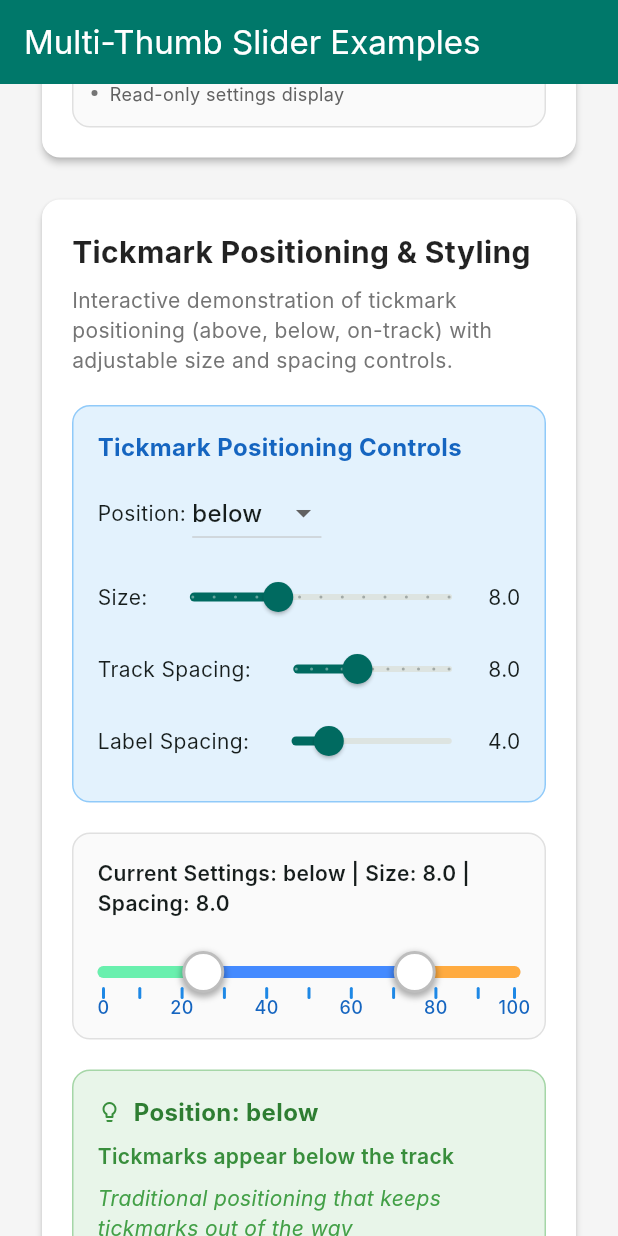
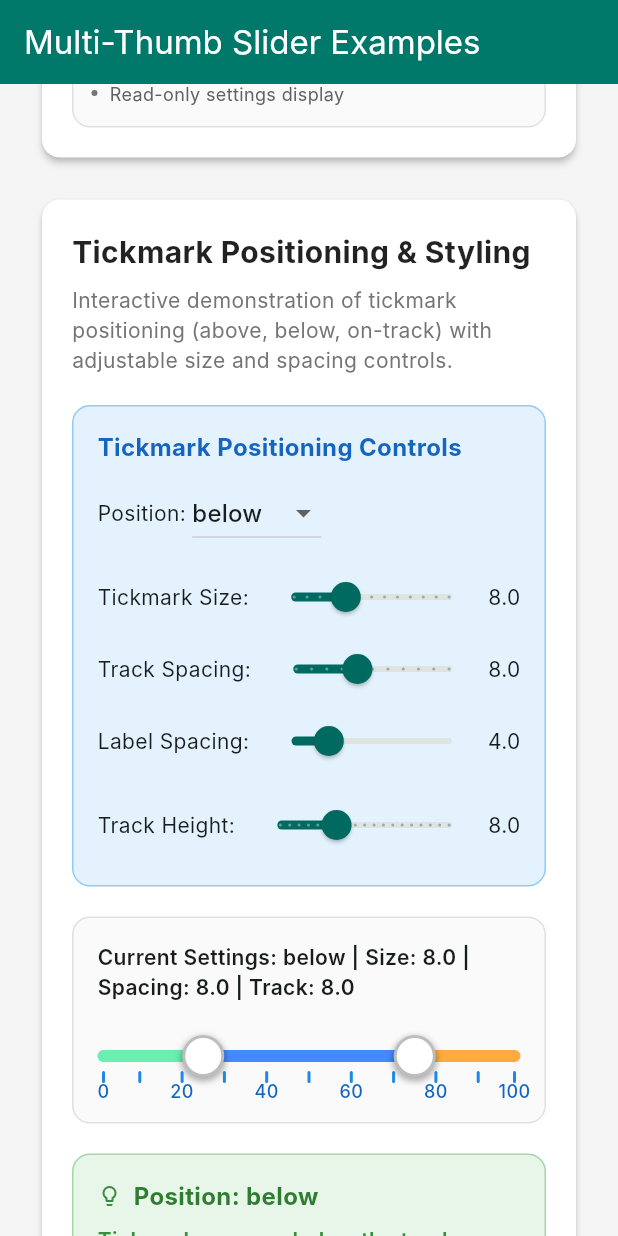
Before and after one commit to Protoss78/multi_thumb_slider, a Flutter app: the screen it shows after launch, scrolled down 3456 dp, on a phone screen of 412 x 824 dp. Run offline on Flutter 3.47's test engine with Material 3 defaults, Android fonts, the light colour scheme and no system bars; Roboto replaces fonts that are missing (Inter).

Commit message:
Added dynamic track height

```diff
--- a/example/lib/widgets/examples/dan_rank_example_widget.dart
+++ b/example/lib/widgets/examples/dan_rank_example_widget.dart
@@ -44,6 +44,7 @@ class _DanRankExampleWidgetState extends State<DanRankExampleWidget> {
       min: DanRank.firstDan,
       max: DanRank.tenthDan,
       allPossibleValues: DanRank.values,
+      trackHeight: 8.0,
       showTickmarks: true,
       tickmarkColor: SliderColorSchemes.danTooltipColor,
       tickmarkSize: 8.0,
--- a/example/lib/widgets/examples/tickmark_positioning_example_widget.dart
+++ b/example/lib/widgets/examples/tickmark_positioning_example_widget.dart
@@ -18,6 +18,7 @@ class _TickmarkPositioningExampleWidgetState
   double _tickmarkSize = 8.0;
   double _tickmarkSpacing = 8.0;
   double _labelSpacing = 4.0;
+  double _trackHeight = 8.0;
 
   @override
   Widget build(BuildContext context) {
@@ -34,6 +35,12 @@ class _TickmarkPositioningExampleWidgetState
 
   /// Builds the control panel for adjusting tickmark settings
   Widget _buildControls() {
+    // Ensure all variables are valid numbers
+    final tickmarkSize = _tickmarkSize.isFinite ? _tickmarkSize : 8.0;
+    final tickmarkSpacing = _tickmarkSpacing.isFinite ? _tickmarkSpacing : 8.0;
+    final labelSpacing = _labelSpacing.isFinite ? _labelSpacing : 4.0;
+    final trackHeight = _trackHeight.isFinite ? _trackHeight : 8.0;
+
     return Container(
       padding: const EdgeInsets.all(16),
       decoration: BoxDecoration(
@@ -84,20 +91,20 @@ class _TickmarkPositioningExampleWidgetState
           Row(
             children: [
               Text(
-                'Size: ',
+                'Tickmark Size: ',
                 style: TextStyle(fontSize: AppConstants.captionFontSize),
               ),
               Expanded(
                 child: Slider(
-                  value: _tickmarkSize,
+                  value: tickmarkSize,
                   min: 4.0,
                   max: 16.0,
                   divisions: 12,
-                  label: _tickmarkSize.toStringAsFixed(1),
+                  label: tickmarkSize.toStringAsFixed(1),
                   onChanged: (value) => setState(() => _tickmarkSize = value),
                 ),
               ),
-              Text(_tickmarkSize.toStringAsFixed(1)),
+              Text(tickmarkSize.toStringAsFixed(1)),
             ],
           ),
 
@@ -110,16 +117,16 @@ class _TickmarkPositioningExampleWidgetState
               ),
               Expanded(
                 child: Slider(
-                  value: _tickmarkSpacing,
+                  value: tickmarkSpacing,
                   min: 0.0,
                   max: 20.0,
                   divisions: 10,
-                  label: _tickmarkSpacing.toStringAsFixed(1),
+                  label: tickmarkSpacing.toStringAsFixed(1),
                   onChanged: (value) =>
                       setState(() => _tickmarkSpacing = value),
                 ),
               ),
-              Text(_tickmarkSpacing.toStringAsFixed(1)),
+              Text(tickmarkSpacing.toStringAsFixed(1)),
             ],
           ),
 
@@ -131,15 +138,38 @@ class _TickmarkPositioningExampleWidgetState
               ),
               Expanded(
                 child: Slider(
-                  value: _labelSpacing,
+                  value: labelSpacing,
                   min: 0.0,
                   max: 20.0,
                   divisions: 18,
-                  label: _labelSpacing.toStringAsFixed(1),
+                  label: labelSpacing.toStringAsFixed(1),
                   onChanged: (value) => setState(() => _labelSpacing = value),
                 ),
               ),
-              Text(_labelSpacing.toStringAsFixed(1)),
+              Text(labelSpacing.toStringAsFixed(1)),
+            ],
+          ),
+
+          const SizedBox(height: AppConstants.itemSpacing),
+
+          // Track height slider
+          Row(
+            children: [
+              Text(
+                'Track Height: ',
+                style: TextStyle(fontSize: AppConstants.captionFontSize),
+              ),
+              Expanded(
+                child: Slider(
+                  value: trackHeight,
+                  min: 2.0,
+                  max: 20.0,
+                  divisions: 18,
+                  label: trackHeight.toStringAsFixed(1),
+                  onChanged: (value) => setState(() => _trackHeight = value),
+                ),
+              ),
+              Text(trackHeight.toStringAsFixed(1)),
             ],
           ),
         ],
@@ -159,7 +189,7 @@ class _TickmarkPositioningExampleWidgetState
       child: Column(
         children: [
           Text(
-            'Current Settings: ${_tickmarkPosition.name} | Size: ${_tickmarkSize.toStringAsFixed(1)} | Spacing: ${_tickmarkSpacing.toStringAsFixed(1)}',
+            'Current Settings: ${_tickmarkPosition.name} | Size: ${_tickmarkSize.toStringAsFixed(1)} | Spacing: ${_tickmarkSpacing.toStringAsFixed(1)} | Track: ${_trackHeight.toStringAsFixed(1)}',
             style: TextStyle(
               fontSize: AppConstants.captionFontSize,
               fontWeight: FontWeight.w600,
@@ -171,6 +201,7 @@ class _TickmarkPositioningExampleWidgetState
             min: 0,
             max: 100,
             height: 16.0,
+            trackHeight: _trackHeight,
             onChanged: (newValues) => setState(() => _values = newValues),
             showTickmarks: true,
             tickmarkColor: Colors.blue[600]!,
--- a/lib/src/custom_multi_thumb_slider.dart
+++ b/lib/src/custom_multi_thumb_slider.dart
@@ -1,5 +1,4 @@
 import 'package:flutter/material.dart';
-import 'package:logger/logger.dart';
 import 'constants.dart';
 import 'value_type_handler.dart';
 import 'position_calculator.dart';
@@ -67,6 +66,9 @@ class CustomMultiThumbSlider<T> extends StatefulWidget {
 
   /// The height of the slider track.
   final double height;
+
+  /// The height of the slider track bar (the actual track thickness).
+  final double trackHeight;
 
   /// The color of the slider track background.
   final Color trackColor;
@@ -168,6 +170,7 @@ class CustomMultiThumbSlider<T> extends StatefulWidget {
     required this.min,
     required this.max,
     this.height = SliderConstants.defaultHeight,
+    this.trackHeight = SliderConstants.defaultTrackHeight,
     this.trackColor = SliderConstants.defaultTrackColor,
     this.rangeColors = SliderConstants.defaultRangeColors,
     this.thumbColor = SliderConstants.defaultThumbColor,
@@ -203,6 +206,7 @@ class CustomMultiThumbSlider<T> extends StatefulWidget {
     int min = 0,
     int max = 100,
     double height = SliderConstants.defaultHeight,
+    double trackHeight = SliderConstants.defaultTrackHeight,
     Color trackColor = SliderConstants.defaultTrackColor,
     List<Color> rangeColors = SliderConstants.defaultRangeColors,
     Color thumbColor = SliderConstants.defaultThumbColor,
@@ -232,6 +236,7 @@ class CustomMultiThumbSlider<T> extends StatefulWidget {
       min: min,
       max: max,
       height: height,
+      trackHeight: trackHeight,
       trackColor: trackColor,
       rangeColors: rangeColors,
       thumbColor: thumbColor,
@@ -268,6 +273,7 @@ class CustomMultiThumbSlider<T> extends StatefulWidget {
     required T max,
     required List<T> allPossibleValues,
     double height = SliderConstants.defaultHeight,
+    double trackHeight = SliderConstants.defaultTrackHeight,
     Color trackColor = SliderConstants.defaultTrackColor,
     List<Color> rangeColors = SliderConstants.defaultRangeColors,
     Color thumbColor = SliderConstants.defaultThumbColor,
@@ -297,6 +303,7 @@ class CustomMultiThumbSlider<T> extends StatefulWidget {
       min: min,
       max: max,
       height: height,
+      trackHeight: trackHeight,
       trackColor: trackColor,
       rangeColors: rangeColors,
       thumbColor: thumbColor,
@@ -342,9 +349,6 @@ class _CustomMultiThumbSliderState<T> extends State<CustomMultiThumbSlider<T>> {
 
   /// Position calculator for handling positioning logic
   late final PositionCalculator _positionCalculator;
-
-  /// Logger instance for debug logging
-  final Logger _logger = Logger();
 
   @override
   void initState() {
@@ -394,99 +398,48 @@ class _CustomMultiThumbSliderState<T> extends State<CustomMultiThumbSlider<T>> {
 
   /// Calculates the total height needed for the slider based on tickmark positioning
   double _calculateSliderHeight() {
-    _logger.d('=== _calculateSliderHeight() called ===');
-    _logger.d('Base height: ${widget.height}');
-    _logger.d('Show tickmarks: ${widget.showTickmarks}');
-
     if (!widget.showTickmarks) {
-      _logger.d('No tickmarks shown, returning base height: ${widget.height}');
       return widget.height;
     }
-
-    _logger.d('Tickmark position: ${widget.tickmarkPosition}');
-    _logger.d('Tickmark size: ${widget.tickmarkSize}');
-    _logger.d('Tickmark spacing: ${widget.tickmarkSpacing}');
-    _logger.d('Show tickmark labels: ${widget.showTickmarkLabels}');
-    _logger.d('Label spacing: ${widget.labelSpacing}');
-
     double additionalHeight = 0.0;
 
     switch (widget.tickmarkPosition) {
       case TickmarkPosition.above:
-        _logger.d('--- Processing ABOVE positioning ---');
         // For above positioning, we need height for both tickmarks and labels above the track
         additionalHeight = widget.tickmarkSize + widget.tickmarkSpacing;
-        _logger.d(
-          'Initial additional height (tickmark + spacing): $additionalHeight',
-        );
 
         if (widget.showTickmarkLabels) {
           final double labelHeight = 20.0;
           final double labelAdditionalHeight =
               labelHeight + widget.labelSpacing;
           additionalHeight += labelAdditionalHeight;
-          _logger.d(
-            'Labels enabled - adding label height ($labelHeight) + label spacing (${widget.labelSpacing}) = $labelAdditionalHeight',
-          );
-          _logger.d('Total additional height for ABOVE: $additionalHeight');
-        } else {
-          _logger.d('Labels disabled - no additional height for labels');
         }
         break;
 
       case TickmarkPosition.below:
-        _logger.d('--- Processing BELOW positioning ---');
         // For below positioning, we need height for both tickmarks and labels below the track
         additionalHeight = widget.tickmarkSize + widget.tickmarkSpacing;
-        _logger.d(
-          'Initial additional height (tickmark + spacing): $additionalHeight',
-        );
 
         if (widget.showTickmarkLabels) {
           final double labelHeight = 20.0;
           final double labelAdditionalHeight =
               labelHeight + widget.labelSpacing;
           additionalHeight += labelAdditionalHeight;
-          _logger.d(
-            'Labels enabled - adding label height ($labelHeight) + label spacing (${widget.labelSpacing}) = $labelAdditionalHeight',
-          );
-          _logger.d('Total additional height for BELOW: $additionalHeight');
-        } else {
-          _logger.d('Labels disabled - no additional height for labels');
         }
         break;
 
       case TickmarkPosition.onTrack:
-        _logger.d('--- Processing ON_TRACK positioning ---');
         // On-track tickmarks don't add extra height, but labels might
         if (widget.showTickmarkLabels) {
           final double labelHeight = 20.0;
           final double labelAdditionalHeight =
               (widget.tickmarkSize / 2) + labelHeight + widget.labelSpacing;
           additionalHeight = labelAdditionalHeight;
-          _logger.d(
-            'Labels enabled - calculating height for labels below track',
-          );
-          _logger.d('Tickmark size / 2: ${widget.tickmarkSize / 2}');
-          _logger.d('Label height: $labelHeight');
-          _logger.d('Label spacing: ${widget.labelSpacing}');
-          _logger.d('Total additional height for ON_TRACK: $additionalHeight');
-        } else {
-          _logger.d(
-            'Labels disabled - no additional height needed for ON_TRACK',
-          );
         }
         break;
     }
 
-    final double totalHeight = widget.height + additionalHeight;
-    _logger.d('=== Final calculation ===');
-    _logger.d('Base height: ${widget.height}');
-    _logger.d('Additional height: $additionalHeight');
-    _logger.d('Total height: $totalHeight');
-    _logger.d('=== End _calculateSliderHeight() ===\n');
-
-    return totalHeight;
+    return widget.height + additionalHeight;
   }
 
   /// Moves a thumb to a specific normalized position while respecting boundaries.
@@ -618,7 +571,7 @@ class _CustomMultiThumbSliderState<T> extends State<CustomMultiThumbSlider<T>> {
           TickmarkWidget(
             leftPosition: leftPosition,
             availableHeight: height,
-            trackHeight: SliderConstants.defaultTrackHeight,
+            trackHeight: widget.trackHeight,
             size: widget.tickmarkSize,
             color: widget.tickmarkColor,
             onTap: () => _onTickmarkClicked(i),
@@ -687,7 +640,7 @@ class _CustomMultiThumbSliderState<T> extends State<CustomMultiThumbSlider<T>> {
         labels.add(
           TickmarkLabelWidget(
             availableHeight: availableHeight,
-            trackHeight: SliderConstants.defaultTrackHeight,
+            trackHeight: widget.trackHeight,
             leftPosition: leftPosition,
             text: labelText,
             color: widget.tickmarkLabelColor,
@@ -738,7 +691,7 @@ class _CustomMultiThumbSliderState<T> extends State<CustomMultiThumbSlider<T>> {
               children: [
                 // Background track
                 Container(
-                  height: SliderConstants.defaultTrackHeight,
+                  height: widget.trackHeight,
                   decoration: BoxDecoration(
                     color: widget.trackColor,
                     borderRadius: BorderRadius.circular(4.0),
@@ -785,6 +738,7 @@ class _CustomMultiThumbSliderState<T> extends State<CustomMultiThumbSlider<T>> {
           color: color,
           isFirst: i == 0,
           isLast: i == allPoints.length - 2,
+          trackHeight: widget.trackHeight,
         ),
       );
     }
--- a/lib/src/widgets/range_segment_widget.dart
+++ b/lib/src/widgets/range_segment_widget.dart
@@ -1,5 +1,4 @@
 import 'package:flutter/material.dart';
-import '../constants.dart';
 
 /// Widget for rendering range segments
 class RangeSegmentWidget extends StatelessWidget {
@@ -8,6 +7,7 @@ class RangeSegmentWidget extends StatelessWidget {
   final Color color;
   final bool isFirst;
   final bool isLast;
+  final double trackHeight;
 
   const RangeSegmentWidget({
     super.key,
@@ -16,6 +16,7 @@ class RangeSegmentWidget extends StatelessWidget {
     required this.color,
     required this.isFirst,
     required this.isLast,
+    required this.trackHeight,
   });
 
   @override
@@ -23,7 +24,7 @@ class RangeSegmentWidget extends StatelessWidget {
     return Positioned(
       left: left,
       child: Container(
-        height: SliderConstants.defaultTrackHeight,
+        height: trackHeight,
         width: width,
         decoration: BoxDecoration(
           color: color,
--- a/lib/src/widgets/tickmark_label_widget.dart
+++ b/lib/src/widgets/tickmark_label_widget.dart
@@ -1,5 +1,4 @@
 import 'package:flutter/material.dart';
-import 'package:logger/logger.dart';
 import '../constants.dart';
 
 /// Widget for rendering tickmark labels
@@ -17,10 +16,7 @@ class TickmarkLabelWidget extends StatelessWidget {
   final double trackHeight;
   final double tickmarkSpacing;
 
-  /// Logger instance for debug logging
-  final Logger _logger = Logger();
-
-  TickmarkLabelWidget({
+  const TickmarkLabelWidget({
     super.key,
     required this.leftPosition,
     required this.availableHeight,
@@ -39,10 +35,6 @@ class TickmarkLabelWidget extends StatelessWidget {
   @override
   Widget build(BuildContext context) {
     double centerHeightPosition = availableHeight / 2;
-    _logger.d('=== TickmarkLabelWidget.build() ===');
-    _logger.d(
-      'Position: $tickmarkPosition, TickmarkSize: $tickmarkSize, Spacing: $labelSpacing, Left: $leftPosition, Text: $text',
-    );
 
     // Calculate vertical position based on tickmark position
     // Labels should be positioned relative to their tickmarks, not the track
@@ -58,9 +50,6 @@ class TickmarkLabelWidget extends StatelessWidget {
             (trackHeight / 2) -
             labelSpacing -
             fontSize;
-        _logger.d(
-          'ABOVE: top = $top (tickmarkSize: $tickmarkSize, effectiveSpacing: $effectiveSpacing)',
-        );
         return Positioned(
           left: leftPosition - 16, // Center the label relative to tickmark
           top: top,
@@ -77,12 +66,6 @@ class TickmarkLabelWidget extends StatelessWidget {
             (trackHeight / 2) -
             labelSpacing -
             fontSize;
-        _logger.d(
-          'BELOW: bottom = $bottom (tickmarkSize: $tickmarkSize, spacing: $labelSpacing)',
-        );
-        _logger.d(
-          'BELOW: tickmark bottom = ${tickmarkSize + labelSpacing}, label bottom = $bottom',
-        );
         return Positioned(
           left: leftPosition - 16, // Center the label relative to tickmark
           bottom: bottom,
@@ -93,9 +76,6 @@ class TickmarkLabelWidget extends StatelessWidget {
         // Position labels below the track (since tickmarks are on track)
         // Track is centered at y=0, so go down from there
         final double top = (tickmarkSize / 2) + labelSpacing + 20;
-        _logger.d(
-          'ON_TRACK: top = $top (tickmarkSize: $tickmarkSize, spacing: $labelSpacing)',
-        );
         return Positioned(
           left: leftPosition - 16, // Center the label relative to tickmark
           top: top,
--- a/lib/src/widgets/tickmark_widget.dart
+++ b/lib/src/widgets/tickmark_widget.dart
@@ -1,5 +1,4 @@
 import 'package:flutter/material.dart';
-import 'package:logger/logger.dart';
 import '../constants.dart';
 
 /// Widget for rendering tickmarks
@@ -14,7 +13,7 @@ class TickmarkWidget extends StatelessWidget {
   final double availableHeight;
   final double trackHeight;
 
-  TickmarkWidget({
+  const TickmarkWidget({
     super.key,
     required this.leftPosition,
     required this.availableHeight,
@@ -27,16 +26,9 @@ class TickmarkWidget extends StatelessWidget {
     required this.spacing,
   });
 
-  /// Logger instance for debug logging
-  final Logger _logger = Logger();
-
   @override
   Widget build(BuildContext context) {
     double centerHeightPosition = availableHeight / 2;
-    _logger.d('=== TickmarkWidget.build() ===');
-    _logger.d(
-      'Position: $tickmarkPosition, Size: $size, Spacing: $spacing, Left: $leftPosition',
-    );
 
     // Calculate vertical position based on tickmark position
     // The track is centered at y=0 in the Stack with Alignment.center
@@ -48,7 +40,6 @@ class TickmarkWidget extends StatelessWidget {
         // Negative values go up from the center
         final double top =
             centerHeightPosition - ((trackHeight / 2) + spacing + size);
-        _logger.d('ABOVE: top = $top (size: $size, spacing: $spacing)');
         return Positioned(
           left: leftPosition,
           top: top,
@@ -60,10 +51,6 @@ class TickmarkWidget extends StatelessWidget {
         // This ensures proper alignment with the Stack's center
         final double bottom =
             centerHeightPosition - (size + spacing) - (trackHeight / 2);
-        _logger.d('BELOW: bottom = $bottom (size: $size, spacing: $spacing)');
-        _logger.d(
-          'BELOW: tickmark will be positioned at bottom = $bottom from Stack center',
-        );
         return Positioned(
           left: leftPosition,
           bottom: bottom,
@@ -76,7 +63,6 @@ class TickmarkWidget extends StatelessWidget {
         // Still unclear why +2 is needed
         final double top =
             centerHeightPosition - ((size) / 2) - (trackHeight / 2) + 2;
-        _logger.d('ON_TRACK: top = $top (size: $size)');
         return Positioned(
           left: leftPosition,
           top: top,
```
